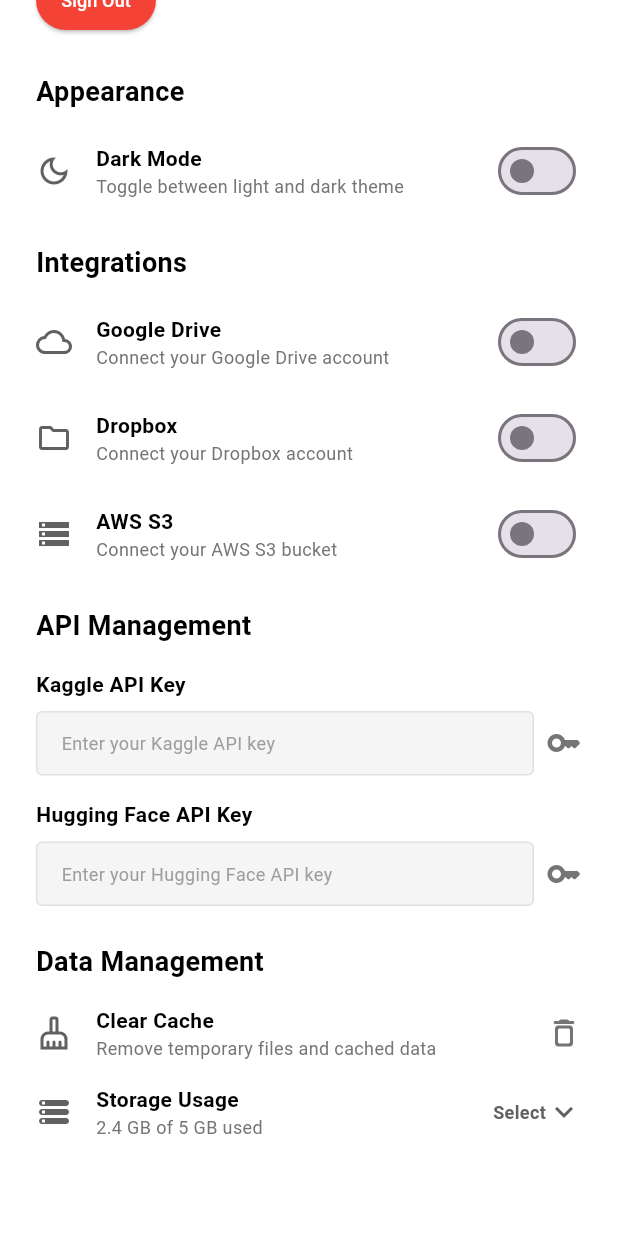
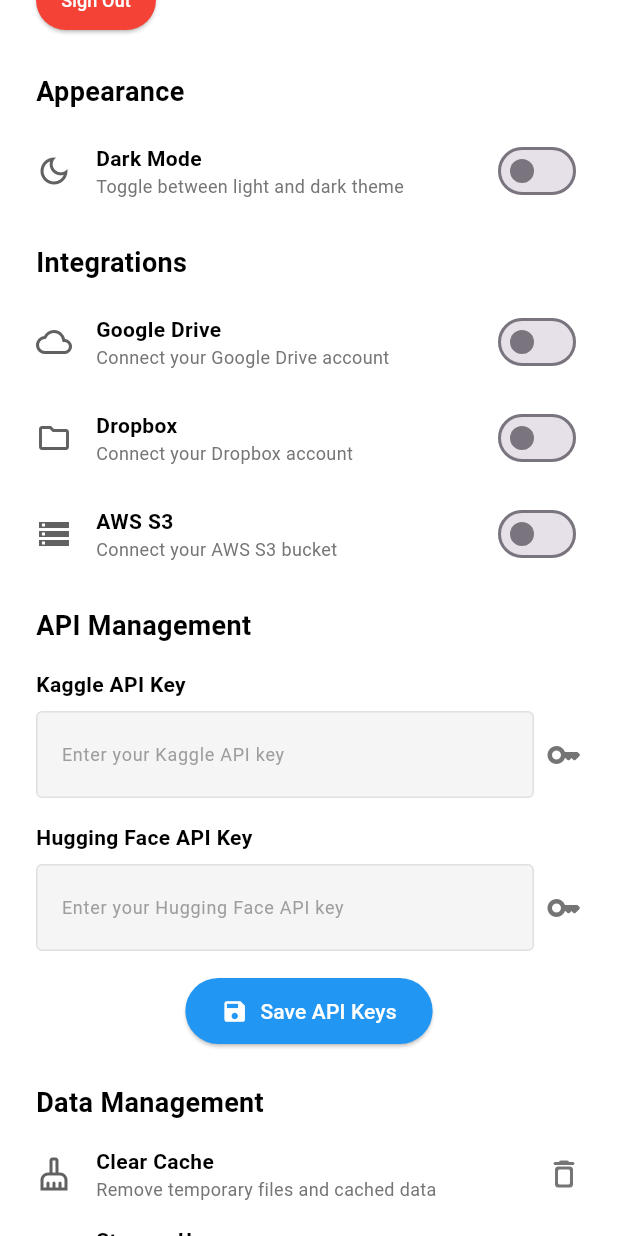
Before and after one commit to Penguin5681/deep_sage, a Flutter app: the SettingsScreen screen opened directly, scrolled down 499 dp, on a phone screen of 412 x 824 dp. Run offline on Flutter 3.47's test engine with Material 3 defaults, Android fonts, the phone set to English and light mode, and no system bars; our stand-ins replace flutter_dotenv, flutter_speed_dial, font_awesome_flutter; missing offline and left inert: progressive_button_flutter.

Commit message:
feat: add a save button for the api keys

```diff
--- a/lib/core/config/theme/app_theme.dart
+++ b/lib/core/config/theme/app_theme.dart
@@ -97,7 +97,7 @@ class AppTheme {
 
   static final darkTheme = ThemeData(
     primaryColor: Colors.black,
-    scaffoldBackgroundColor: Colors.black,
+    scaffoldBackgroundColor: Colors.grey[900],
     brightness: Brightness.dark,
     textTheme: const TextTheme(
       bodyLarge: TextStyle(
--- a/lib/views/core_screens/settings_screen.dart
+++ b/lib/views/core_screens/settings_screen.dart
@@ -19,6 +19,8 @@ class _SettingsScreenState extends State<SettingsScreen> {
   @override
   Widget build(BuildContext context) {
     bool isDarkModeEnabled = Theme.of(context).brightness == Brightness.dark;
+    final TextEditingController kaggleApiInputController = TextEditingController();
+    final TextEditingController huggingFaceApiInputController = TextEditingController();
     return Theme(
       data: darkModeEnabled ? ThemeData.dark() : ThemeData.light(),
       child: Scaffold(
@@ -369,7 +371,7 @@ class _SettingsScreenState extends State<SettingsScreen> {
                               child: Container(
                                 padding: const EdgeInsets.symmetric(
                                   horizontal: 16,
-                                  vertical: 12,
+                                  vertical: 4,
                                 ),
                                 decoration: BoxDecoration(
                                   color: isDarkModeEnabled ? Colors.grey[800] : Colors.grey[100],
@@ -378,11 +380,19 @@ class _SettingsScreenState extends State<SettingsScreen> {
                                     color: isDarkModeEnabled ? Colors.grey[700]! : Colors.grey[300]!,
                                   ),
                                 ),
-                                child: Text(
-                                  'Enter your Kaggle API key',
+                                child: TextField(
+                                  controller: kaggleApiInputController,
                                   style: TextStyle(
-                                    color: isDarkModeEnabled ? Colors.grey[400] : Colors.grey[500],
+                                    color: isDarkModeEnabled ? Colors.white : Colors.black,
                                     fontSize: 12,
+                                  ),
+                                  decoration: InputDecoration(
+                                    hintText: 'Enter your Kaggle API key',
+                                    hintStyle: TextStyle(
+                                      color: isDarkModeEnabled ? Colors.grey[400] : Colors.grey[500],
+                                      fontSize: 12,
+                                    ),
+                                    border: InputBorder.none,
                                   ),
                                 ),
                               ),
@@ -394,8 +404,9 @@ class _SettingsScreenState extends State<SettingsScreen> {
                             ),
                           ],
                         ),
-                        const SizedBox(height: 16), // Reduced spacing
-                        // Hugging Face API Key
+                        const SizedBox(height: 16),
+
+// Hugging Face API Key
                         Text(
                           'Hugging Face API Key',
                           style: TextStyle(
@@ -411,7 +422,7 @@ class _SettingsScreenState extends State<SettingsScreen> {
                               child: Container(
                                 padding: const EdgeInsets.symmetric(
                                   horizontal: 16,
-                                  vertical: 12,
+                                  vertical: 4,
                                 ),
                                 decoration: BoxDecoration(
                                   color: isDarkModeEnabled ? Colors.grey[800] : Colors.grey[100],
@@ -420,11 +431,19 @@ class _SettingsScreenState extends State<SettingsScreen> {
                                     color: isDarkModeEnabled ? Colors.grey[700]! : Colors.grey[300]!,
                                   ),
                                 ),
-                                child: Text(
-                                  'Enter your Hugging Face API key',
+                                child: TextField(
+                                  controller: huggingFaceApiInputController,
                                   style: TextStyle(
-                                    color: isDarkModeEnabled ? Colors.grey[400] : Colors.grey[500],
+                                    color: isDarkModeEnabled ? Colors.white : Colors.black,
                                     fontSize: 12,
+                                  ),
+                                  decoration: InputDecoration(
+                                    hintText: 'Enter your Hugging Face API key',
+                                    hintStyle: TextStyle(
+                                      color: isDarkModeEnabled ? Colors.grey[400] : Colors.grey[500],
+                                      fontSize: 12,
+                                    ),
+                                    border: InputBorder.none,
                                   ),
                                 ),
                               ),
@@ -436,7 +455,25 @@ class _SettingsScreenState extends State<SettingsScreen> {
                             ),
                           ],
                         ),
-                        const SizedBox(height: 24), // Reduced spacing
+                        const SizedBox(height: 16),
+
+// Save Button
+                        Center(
+                          child: ElevatedButton.icon(
+                            onPressed: () {},
+                            icon: const Icon(Icons.save),
+                            label: const Text('Save API Keys'),
+                            style: ElevatedButton.styleFrom(
+                              padding: const EdgeInsets.symmetric(
+                                horizontal: 24,
+                                vertical: 12,
+                              ),
+                              backgroundColor: Colors.blue,
+                              foregroundColor: Colors.white,
+                            ),
+                          ),
+                        ),
+                        const SizedBox(height: 24),
                         // Data Management
                         Text(
                           'Data Management',
```
